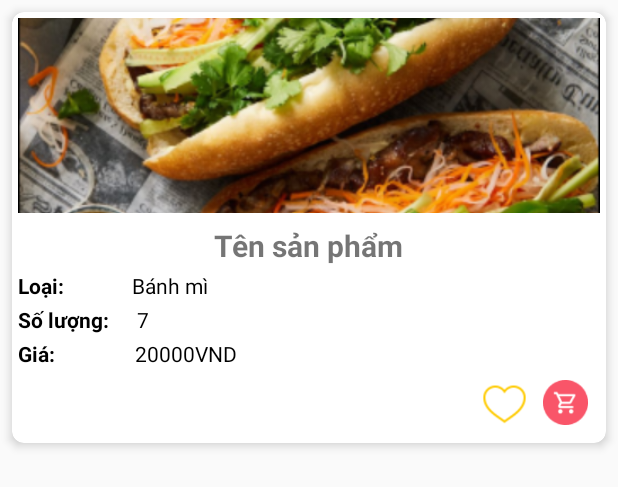
After one commit to dungtthe/FoodApp, an Android app: the layout card_view_sanpham_for_xemtatca.xml on its own in the app's theme, with its tools: preview values and no code run, on a phone screen of 412 x 824 dp. The commit adds this screen. Shown: the top 487 px of the screen. Run offline under Robolectric (Android 15) with nearby library versions, the phone set to English and light mode, and no system bars; network calls fail.

Commit message:
xây dựng 1/2 phần xem tất cả

```diff
--- a/app/src/main/java/com/example/foodapp/view/main_view/home/SanPham_Adapter.java
+++ b/app/src/main/java/com/example/foodapp/view/main_view/home/SanPham_Adapter.java
@@ -1,5 +1,6 @@
 package com.example.foodapp.view.main_view.home;
 
+import android.util.Log;
 import android.view.LayoutInflater;
 import android.view.View;
 import android.view.ViewGroup;
@@ -13,6 +14,7 @@ import androidx.cardview.widget.CardView;
 import androidx.recyclerview.widget.RecyclerView;
 import com.example.foodapp.R;
 import com.example.foodapp.model.DTO.SanPhamDTO;
+import com.example.foodapp.view.main_view.MotSoPhuongThucBoTro;
 
 
 import java.util.List;
@@ -42,8 +44,8 @@ public class SanPham_Adapter extends RecyclerView.Adapter<SanPham_Adapter.MyView
         holder.imageView.setImageBitmap(sanpham.getHinhAnh());
         holder.productname.setText(sanpham.getTenSP());
         //holder.producttype.setText(sanpham.getLoai());
-        //holder.productquantity.setText(sanpham.getSoLuongTon());
-       // holder.productprice.setText(sanpham.getGiaBan() + " VND");
+        holder.productquantity.setText(sanpham.getSoLuongTon()+"");
+        holder.productprice.setText(MotSoPhuongThucBoTro.formatTienSangVND(sanpham.getGiaBan()));
 
     }
 
--- a/app/src/main/res/layout/activity_sanpham_list.xml
+++ b/app/src/main/res/layout/activity_sanpham_list_for_timkiem_home.xml
@@ -5,7 +5,7 @@
     android:layout_width="match_parent"
     android:layout_height="match_parent"
     android:background="#FFA07A"
-    tools:context=".view.main_view.setting.activity_favourite_items">
+    tools:context=".view.main_view.home.SanPhamListTimKiemActivity">
 
     <View
         android:id="@+id/view_header"
--- /dev/null
+++ b/app/src/main/res/layout/card_view_sanpham_for_xemtatca.xml
@@ -0,0 +1,132 @@
+<?xml version="1.0" encoding="utf-8"?>
+<androidx.cardview.widget.CardView xmlns:android="http://schemas.android.com/apk/res/android"
+    xmlns:app="http://schemas.android.com/apk/res-auto"
+    xmlns:tools="http://schemas.android.com/tools"
+    android:layout_width="match_parent"
+    android:layout_height="wrap_content"
+    android:layout_margin="8dp"
+    app:cardCornerRadius="8dp"
+    android:id="@+id/cardview_loaisp_for_xemtatca"
+    app:cardElevation="4dp">
+
+    <RelativeLayout
+        android:layout_width="match_parent"
+        android:layout_height="wrap_content"
+        android:padding="4dp">
+
+        <ImageView
+            android:id="@+id/product_image_for_xemtatca"
+            android:layout_width="match_parent"
+            android:layout_height="130dp"
+            android:scaleType="centerCrop"
+            android:src="@drawable/banhmi" />
+
+        <TextView
+            android:id="@+id/product_name_for_xemtatca"
+            android:layout_width="wrap_content"
+            android:layout_height="wrap_content"
+            android:layout_below="@id/product_image_for_xemtatca"
+            android:layout_centerHorizontal="true"
+            android:layout_marginTop="8dp"
+            android:text="Tên sản phẩm"
+            android:textSize="20sp"
+            android:textStyle="bold" />
+
+
+        <TextView
+            android:id="@+id/product_type_label_for_xemtatca"
+            android:layout_width="wrap_content"
+            android:layout_height="wrap_content"
+            android:layout_below="@id/product_name_for_xemtatca"
+            android:layout_marginTop="3dp"
+            android:text="Loại: "
+            android:textColor="#000"
+            android:textSize="14sp"
+            android:textStyle="bold" />
+
+        <TextView
+            android:id="@+id/product_type_for_xemtatca"
+            android:layout_width="wrap_content"
+            android:layout_height="wrap_content"
+            android:layout_below="@id/product_name_for_xemtatca"
+            android:layout_marginLeft="42dp"
+            android:layout_marginTop="3dp"
+            android:layout_toRightOf="@id/product_type_label_for_xemtatca"
+            android:text="Bánh mì"
+            android:textColor="#000"
+            android:textSize="14sp" />
+        <TextView
+            android:id="@+id/quantity_label_for_xemtatca"
+            android:layout_width="wrap_content"
+            android:layout_height="wrap_content"
+            android:layout_below="@id/product_type_for_xemtatca"
+            android:layout_marginTop="3dp"
+            android:text="Số lượng: "
+            android:textColor="#000"
+            android:textSize="14sp"
+            android:textStyle="bold" />
+
+        <TextView
+            android:id="@+id/product_quantity_for_xemtatca"
+            android:layout_width="wrap_content"
+            android:layout_height="wrap_content"
+            android:layout_below="@id/product_type_for_xemtatca"
+            android:layout_marginLeft="15dp"
+            android:layout_marginTop="3dp"
+            android:layout_toRightOf="@id/quantity_label_for_xemtatca"
+            android:text="7"
+            android:textColor="#000"
+            android:textSize="14sp" />
+
+        <TextView
+            android:id="@+id/price_label_for_xemtatca"
+            android:layout_width="wrap_content"
+            android:layout_height="wrap_content"
+            android:layout_below="@id/quantity_label_for_xemtatca"
+            android:layout_marginTop="3dp"
+            android:text="Giá: "
+            android:textColor="#000"
+            android:textSize="14sp"
+            android:textStyle="bold" />
+
+        <TextView
+            android:id="@+id/price_for_xemtatca"
+            android:layout_width="wrap_content"
+            android:layout_height="wrap_content"
+            android:layout_below="@id/quantity_label_for_xemtatca"
+            android:layout_marginLeft="50dp"
+            android:layout_marginTop="3dp"
+            android:layout_toRightOf="@id/price_label_for_xemtatca"
+            android:text="20000VND"
+            android:textColor="#000"
+            android:textSize="14sp" />
+
+        <LinearLayout
+            android:layout_width="match_parent"
+            android:layout_height="wrap_content"
+            android:layout_below="@id/price_for_xemtatca"
+            android:gravity="end"
+            android:orientation="horizontal"
+            android:padding="8dp">
+
+            <ImageButton
+                android:id="@+id/favourite_button_for_xemtatca"
+                android:layout_width="35dp"
+                android:layout_height="30dp"
+                android:background="?attr/selectableItemBackgroundBorderless"
+                android:scaleType="centerCrop"
+                android:src="@drawable/icon_favourite" />
+
+            <ImageButton
+                android:id="@+id/add_to_cart_button_for_xemtatca"
+                android:layout_width="30dp"
+                android:layout_height="30dp"
+                android:layout_marginLeft="8dp"
+                android:background="?attr/selectableItemBackgroundBorderless"
+                android:scaleType="centerCrop"
+                android:src="@drawable/shop_icon" />
+
+        </LinearLayout>
+
+    </RelativeLayout>
+</androidx.cardview.widget.CardView>
--- a/app/src/main/res/layout/fragment_home.xml
+++ b/app/src/main/res/layout/fragment_home.xml
@@ -5,7 +5,7 @@
     android:layout_width="match_parent"
     android:layout_height="match_parent"
     android:background="#FFA07A"
-    tools:context=".view.main_view.information.InformationFragment">
+    tools:context=".view.main_view.home.HomeFragment">
 
     <!-- Header with orange background -->
     <View
@@ -112,6 +112,7 @@
             android:textStyle="bold" />
 
         <TextView
+            android:id="@+id/tvXemTatCa"
             android:layout_width="wrap_content"
             android:layout_height="wrap_content"
             android:text="Xem tất cả"
```
Also changed, not shown: app/src/main/AndroidManifest.xml (+17 -11 lines), app/src/main/java/com/example/foodapp/view/main_view/MainViewActivity.java (+1 -6 lines), app/src/main/java/com/example/foodapp/view/main_view/home/DanhSachSanPham_ForXemTatCa_Activity.java (added, +100 -0 lines), app/src/main/java/com/example/foodapp/view/main_view/home/HomeFragment.java (+42 -0 lines), app/src/main/java/com/example/foodapp/view/main_view/home/SanPhamAdapter_For_XemTatCa.java (added, +77 -0 lines), app/src/main/java/com/example/foodapp/view/main_view/home/SanPhamListTimKiemActivity.java (renamed from app/src/main/java/com/example/foodapp/view/main_view/home/sanpham_list.java, +9 -27 lines), app/src/main/res/layout/activity_danh_sach_san_pham_for_xemtatca.xml (added, +104 -0 lines).
